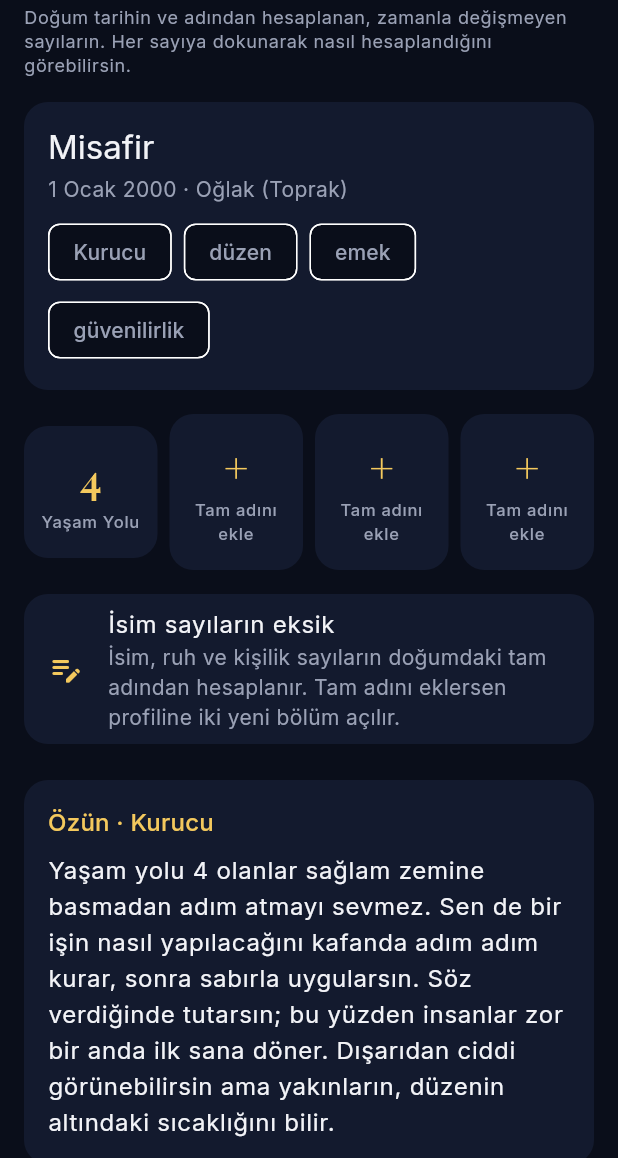
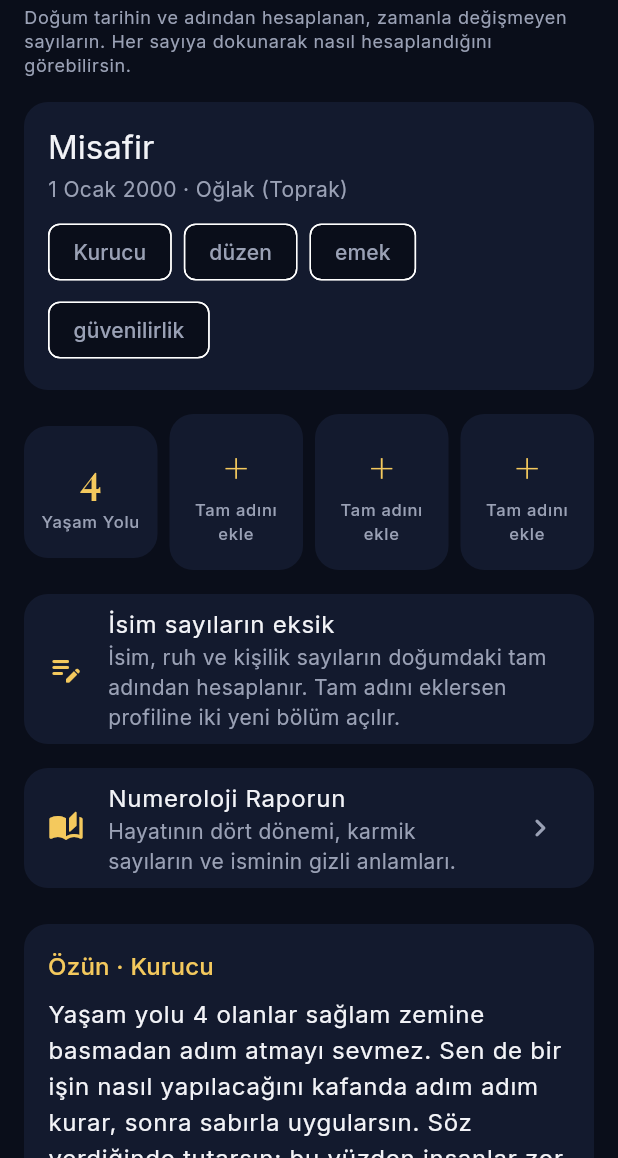
Before and after one commit to turantopcuoglu/luckApp, a Flutter app: the KaderProfiliScreen screen opened directly, on a phone screen of 412 x 824 dp, the part 78-1236 px from its top. Run offline on Flutter 3.47's test engine with Material 3 defaults, Android fonts, the phone set to English and light mode, and no system bars; our stand-ins replace flutter_local_notifications, flutter_riverpod, flutter_svg, google_fonts, google_mobile_ads, hive and 4 more; missing offline and left inert: in_app_purchase_android; accounts and stored records are empty.

```diff
--- a/lib/features/profile/kader_profili_screen.dart
+++ b/lib/features/profile/kader_profili_screen.dart
@@ -1,5 +1,4 @@
 import 'dart:async';
-import 'dart:ui';
 
 import 'package:flutter/material.dart';
 import 'package:flutter_riverpod/flutter_riverpod.dart';
@@ -11,6 +10,7 @@ import '../../core/luck_engine/luck_engine.dart';
 import '../../core/storage/user_profile.dart';
 import '../../core/theme/app_colors.dart';
 import '../../core/theme/app_dimens.dart';
+import '../../shared/widgets/app_route.dart';
 import '../ads/banner_reklam_alani.dart';
 import '../daily_luck/daily_luck_providers.dart';
 import '../daily_luck/tr_strings.dart';
@@ -18,6 +18,8 @@ import '../legal/legal_texts.dart';
 import '../premium/kilit_secenekleri.dart';
 import '../premium/premium_providers.dart';
 import 'hesap_metni.dart';
+import 'kilitli_bolum_karti.dart';
+import 'numeroloji_raporu_screen.dart';
 import 'profile_config.dart';
 import 'profile_strings.dart';
 import 'tam_ad_duzenle.dart';
@@ -74,10 +76,29 @@ class KaderProfiliScreen extends ConsumerWidget {
                 ),
               ),
             ],
+            const SizedBox(height: AppSpacing.md),
+            Card(
+              margin: EdgeInsets.zero,
+              child: ListTile(
+                leading: const Icon(
+                  Icons.auto_stories_rounded,
+                  color: AppColors.gold,
+                ),
+                title: const Text(ProfileStrings.raporGirisBaslik),
+                subtitle: const Text(ProfileStrings.raporGirisAciklama),
+                trailing: const Icon(Icons.chevron_right_rounded),
+                onTap: () => unawaited(
+                  Navigator.of(context).push(
+                    fadeThroughRoute<void>(const NumerolojiRaporuScreen()),
+                  ),
+                ),
+              ),
+            ),
             const SizedBox(height: AppSpacing.lg),
             for (final ProfilBolumu bolum in bolumler) ...<Widget>[
-              _ProfilBolumKarti(
-                bolum: bolum,
+              KilitliBolumKarti(
+                baslik: bolum.baslik,
+                metin: bolum.metin,
                 kilitli: bolum.premium && kilitli,
                 onKilidiAc: () => unawaited(
                   kilitSecenekleriniGoster(
@@ -301,83 +322,3 @@ class _SayiKarosu extends StatelessWidget {
     );
   }
 }
-
-/// Profil bölümü: kilitliyse ilk cümle görünür, gerisi bulanık.
-class _ProfilBolumKarti extends StatelessWidget {
-  const _ProfilBolumKarti({
-    required this.bolum,
-    required this.kilitli,
-    required this.onKilidiAc,
-  });
-
-  final ProfilBolumu bolum;
-  final bool kilitli;
-  final VoidCallback onKilidiAc;
-
-  @override
-  Widget build(BuildContext context) {
-    final TextTheme yazi = Theme.of(context).textTheme;
-    final TextStyle? metinStili = yazi.bodyLarge?.copyWith(height: 1.5);
-    final int nokta = bolum.metin.indexOf('. ');
-    final String ilkCumle =
-        nokta < 0 ? bolum.metin : bolum.metin.substring(0, nokta + 1);
-    final String kalan = nokta < 0 ? '' : bolum.metin.substring(nokta + 2);
-
-    return Card(
-      margin: EdgeInsets.zero,
-      child: Padding(
-        padding: const EdgeInsets.all(AppSpacing.md),
-        child: Column(
-          crossAxisAlignment: CrossAxisAlignment.start,
-          children: <Widget>[
-            Row(
-              children: <Widget>[
-                Expanded(
-                  child: Text(
-                    bolum.baslik,
-                    style: yazi.titleMedium?.copyWith(color: AppColors.gold),
-                  ),
-                ),
-                if (kilitli)
-                  const Icon(
-                    Icons.lock_rounded,
-                    color: AppColors.gold,
-                    size: AppSpacing.md + AppSpacing.xs,
-                  ),
-              ],
-            ),
-            const SizedBox(height: AppSpacing.sm),
-            if (!kilitli)
-              Text(bolum.metin, style: metinStili)
-            else ...<Widget>[
-              Text(ilkCumle, style: metinStili),
-              if (kalan.isNotEmpty)
-                ClipRect(
-                  child: ImageFiltered(
-                    imageFilter: ImageFilter.blur(
-                      sigmaX: ProfileConfig.kilitBulanikligi,
-                      sigmaY: ProfileConfig.kilitBulanikligi,
-                    ),
-                    child: Text(
-                      kalan,
-                      style: metinStili,
-                      maxLines: ProfileConfig.kilitliSatirSayisi,
-                      overflow: TextOverflow.clip,
-                    ),
-                  ),
-                ),
-              Align(
-                alignment: Alignment.centerRight,
-                child: TextButton.icon(
-                  onPressed: onKilidiAc,
-                  icon: const Icon(Icons.lock_open_rounded),
-                  label: const Text(ProfileStrings.kilidiAc),
-                ),
-              ),
-            ],
-          ],
-        ),
-      ),
-    );
-  }
-}
--- /dev/null
+++ b/lib/features/profile/kilitli_bolum_karti.dart
@@ -0,0 +1,103 @@
+import 'dart:ui';
+
+import 'package:flutter/material.dart';
+
+import '../../core/theme/app_colors.dart';
+import '../../core/theme/app_dimens.dart';
+import 'profile_config.dart';
+import 'profile_strings.dart';
+
+/// Başlıklı metin kartı: kilitliyse ilk cümle görünür, gerisi bulanık ve
+/// altında "Kilidi aç" düğmesi durur.
+///
+/// Kader Profili ve Numeroloji Raporu ekranları ortak kullanır.
+class KilitliBolumKarti extends StatelessWidget {
+  /// Tüm alanlarıyla kart oluşturur.
+  const KilitliBolumKarti({
+    super.key,
+    required this.baslik,
+    required this.metin,
+    required this.kilitli,
+    required this.onKilidiAc,
+  });
+
+  /// Kart başlığı.
+  final String baslik;
+
+  /// Kart metni.
+  final String metin;
+
+  /// Kilitli gösterilsin mi?
+  final bool kilitli;
+
+  /// "Kilidi aç" düğmesine basılınca çağrılır.
+  final VoidCallback onKilidiAc;
+
+  @override
+  Widget build(BuildContext context) {
+    final TextTheme yazi = Theme.of(context).textTheme;
+    final TextStyle? metinStili = yazi.bodyLarge?.copyWith(
+      height: ProfileConfig.metinSatirAraligi,
+    );
+    final int nokta = metin.indexOf('. ');
+    final String ilkCumle = nokta < 0 ? metin : metin.substring(0, nokta + 1);
+    final String kalan = nokta < 0 ? '' : metin.substring(nokta + 2);
+
+    return Card(
+      margin: EdgeInsets.zero,
+      child: Padding(
+        padding: const EdgeInsets.all(AppSpacing.md),
+        child: Column(
+          crossAxisAlignment: CrossAxisAlignment.start,
+          children: <Widget>[
+            Row(
+              children: <Widget>[
+                Expanded(
+                  child: Text(
+                    baslik,
+                    style: yazi.titleMedium?.copyWith(color: AppColors.gold),
+                  ),
+                ),
+                if (kilitli)
+                  const Icon(
+                    Icons.lock_rounded,
+                    color: AppColors.gold,
+                    size: AppSpacing.md + AppSpacing.xs,
+                  ),
+              ],
+            ),
+            const SizedBox(height: AppSpacing.sm),
+            if (!kilitli)
+              Text(metin, style: metinStili)
+            else ...<Widget>[
+              Text(ilkCumle, style: metinStili),
+              if (kalan.isNotEmpty)
+                ClipRect(
+                  child: ImageFiltered(
+                    imageFilter: ImageFilter.blur(
+                      sigmaX: ProfileConfig.kilitBulanikligi,
+                      sigmaY: ProfileConfig.kilitBulanikligi,
+                    ),
+                    child: Text(
+                      kalan,
+                      style: metinStili,
+                      maxLines: ProfileConfig.kilitliSatirSayisi,
+                      overflow: TextOverflow.clip,
+                    ),
+                  ),
+                ),
+              Align(
+                alignment: Alignment.centerRight,
+                child: TextButton.icon(
+                  onPressed: onKilidiAc,
+                  icon: const Icon(Icons.lock_open_rounded),
+                  label: const Text(ProfileStrings.kilidiAc),
+                ),
+              ),
+            ],
+          ],
+        ),
+      ),
+    );
+  }
+}
--- a/lib/features/profile/profile_config.dart
+++ b/lib/features/profile/profile_config.dart
@@ -8,4 +8,18 @@ abstract final class ProfileConfig {
 
   /// Kilitli bölümde bulanık gösterilen en fazla satır.
   static const int kilitliSatirSayisi = 3;
+
+  /// Uzun okuma metinlerinin satır yüksekliği çarpanı.
+  static const double metinSatirAraligi = 1.5;
+
+  // ---- Numeroloji raporu zaman çizelgesi ----
+
+  /// Dönem dairesinin çapı.
+  static const double donemDairesiCapi = 40;
+
+  /// Dönemleri birbirine bağlayan dikey çizginin kalınlığı.
+  static const double donemCizgiKalinligi = 2;
+
+  /// Aktif olmayan dönemlerin saydamlığı.
+  static const double pasifDonemOpakligi = 0.55;
 }
--- a/lib/features/profile/profile_strings.dart
+++ b/lib/features/profile/profile_strings.dart
@@ -76,4 +76,46 @@ abstract final class ProfileStrings {
 
   /// Burç sınır uyarısı çipi.
   static const String sinirGunu = 'Burç sınırı';
+
+  // ---- Numeroloji raporu ----
+
+  /// Profilden rapora giriş kartının başlığı.
+  static const String raporGirisBaslik = 'Numeroloji Raporun';
+
+  /// Profilden rapora giriş kartının açıklaması.
+  static const String raporGirisAciklama =
+      'Hayatının dört dönemi, karmik sayıların ve isminin gizli anlamları.';
+
+  /// Rapor ekranı başlığı.
+  static const String raporBaslik = 'Numeroloji Raporun';
+
+  /// Rapor ekranı açıklaması.
+  static const String raporAciklama =
+      'Doğum tarihin ve tam adından hesaplanan, hayatının uzun dönemlerine '
+      'dair temalar. Bu rapor bir eğilim haritasıdır; olayları değil, '
+      'dönemlerin sana neyi öğretmeye çalıştığını anlatır.';
+
+  /// Zaman çizelgesi başlığı.
+  static const String zamanCizelgesiBaslik = 'Hayatının dört dönemi';
+
+  /// Aktif dönem etiketi.
+  static const String suAn = 'Şu an';
+
+  /// Zaman çizelgesinde zirve sayısı etiketi.
+  static String zirveEtiketi(int zirve) => 'Zirve $zirve';
+
+  /// Tam ad yokken rapor kartı başlığı.
+  static const String raporTamAdEksikBaslik = 'Raporun yarım kaldı';
+
+  /// Tam ad yokken rapor kartı açıklaması.
+  static const String raporTamAdEksikAciklama =
+      'Karmik derslerin, gizli tutkun, olgunluk sayın ve isminin harfleri '
+      'doğumdaki tam adından hesaplanır. Tam adını eklersen raporuna beş '
+      'yeni bölüm açılır.';
+
+  /// Rapor kilit açıklaması.
+  static const String raporKilitAciklamasi =
+      'Raporunun tamamı — bu dönemin dersi, sıradaki dönemin, karmik '
+      'borçların ve isminin gizli anlamları — Premium üyelere açık. İstersen '
+      'kısa bir reklam izleyerek bugün için de açabilirsin.';
 }
```
Also changed, not shown: lib/features/profile/numeroloji_raporu_screen.dart (added, +207 -0 lines), lib/features/profile/profile_providers.dart (added, +27 -0 lines), 1 other file.
